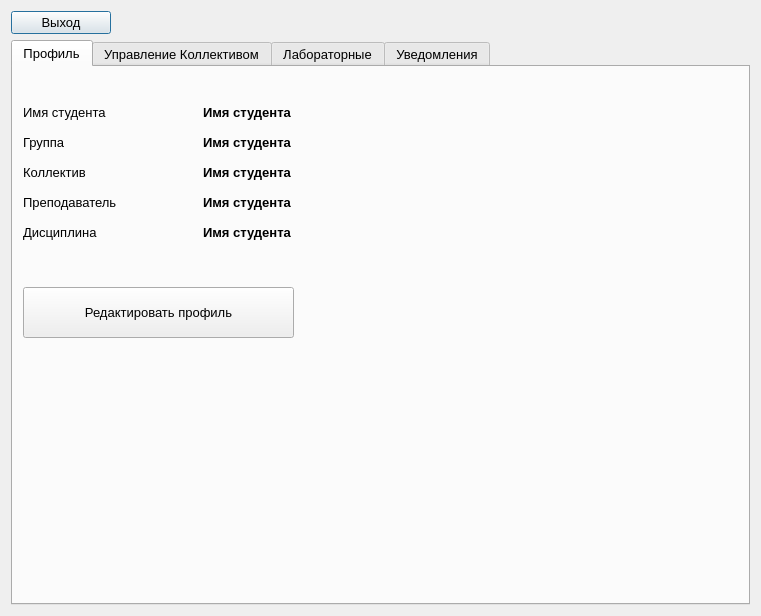
Old version of the form studentdialog.ui in the repository vBykoff/bd3.
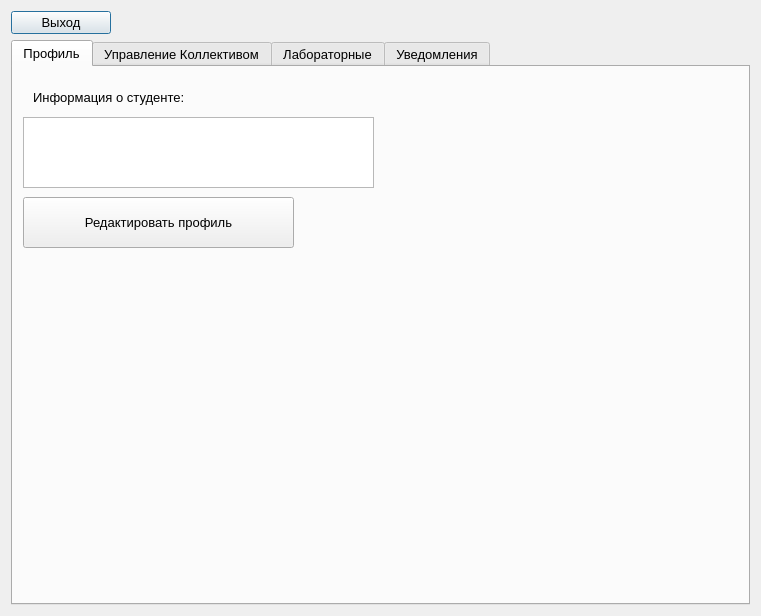
New version of the form.

What changed in the file:
```diff
--- a/studentdialog.ui
+++ b/studentdialog.ui
@@ -75,65 +75,11 @@
       <attribute name="title">
        <string>Профиль</string>
       </attribute>
-      <widget class="QLabel" name="label">
-       <property name="geometry">
-        <rect>
-         <x>10</x>
-         <y>30</y>
-         <width>120</width>
-         <height>30</height>
-        </rect>
-       </property>
-       <property name="font">
-        <font>
-         <pointsize>10</pointsize>
-        </font>
-       </property>
-       <property name="text">
-        <string>Имя студента</string>
-       </property>
-      </widget>
-      <widget class="QLabel" name="label_2">
-       <property name="geometry">
-        <rect>
-         <x>10</x>
-         <y>60</y>
-         <width>120</width>
-         <height>30</height>
-        </rect>
-       </property>
-       <property name="font">
-        <font>
-         <pointsize>10</pointsize>
-        </font>
-       </property>
-       <property name="text">
-        <string>Группа</string>
-       </property>
-      </widget>
-      <widget class="QLabel" name="label_3">
-       <property name="geometry">
-        <rect>
-         <x>10</x>
-         <y>90</y>
-         <width>120</width>
-         <height>30</height>
-        </rect>
-       </property>
-       <property name="font">
-        <font>
-         <pointsize>10</pointsize>
-        </font>
-       </property>
-       <property name="text">
-        <string>Коллектив</string>
-       </property>
-      </widget>
       <widget class="QPushButton" name="editProfileButton">
        <property name="geometry">
         <rect>
          <x>10</x>
-         <y>220</y>
+         <y>130</y>
          <width>271</width>
          <height>51</height>
         </rect>
@@ -142,140 +88,27 @@
         <string>Редактировать профиль</string>
        </property>
       </widget>
-      <widget class="QLabel" name="label_4">
+      <widget class="QTableView" name="StudentInfo">
        <property name="geometry">
         <rect>
          <x>10</x>
-         <y>120</y>
-         <width>120</width>
-         <height>30</height>
+         <y>50</y>
+         <width>351</width>
+         <height>71</height>
         </rect>
        </property>
-       <property name="font">
-        <font>
-         <pointsize>10</pointsize>
-        </font>
-       </property>
-       <property name="text">
-        <string>Преподаватель</string>
-       </property>
       </widget>
-      <widget class="QLabel" name="studentNameLabel">
+      <widget class="QLabel" name="label">
        <property name="geometry">
         <rect>
-         <x>190</x>
-         <y>30</y>
-         <width>120</width>
-         <height>30</height>
+         <x>20</x>
+         <y>20</y>
+         <width>251</width>
+         <height>21</height>
         </rect>
        </property>
-       <property name="font">
-        <font>
-         <pointsize>10</pointsize>
-         <weight>75</weight>
-         <bold>true</bold>
-        </font>
-       </property>
        <property name="text">
-        <string>Имя студента</string>
-       </property>
-      </widget>
-      <widget class="QLabel" name="studentGroupLabel">
-       <property name="geometry">
-        <rect>
-         <x>190</x>
-         <y>60</y>
-         <width>120</width>
-         <height>30</height>
-        </rect>
-       </property>
-       <property name="font">
-        <font>
-         <pointsize>10</pointsize>
-         <weight>75</weight>
-         <bold>true</bold>
-        </font>
-       </property>
-       <property name="text">
-        <string>Имя студента</string>
-       </property>
-      </widget>
-      <widget class="QLabel" name="studentCollectiveLabel">
-       <property name="geometry">
-        <rect>
-         <x>190</x>
-         <y>90</y>
-         <width>120</width>
-         <height>30</height>
-        </rect>
-       </property>
-       <property name="font">
-        <font>
-         <pointsize>10</pointsize>
-         <weight>75</weight>
-         <bold>true</bold>
-        </font>
-       </property>
-       <property name="text">
-        <string>Имя студента</string>
-       </property>
-      </widget>
-      <widget class="QLabel" name="studentTeacherLabel">
-       <property name="geometry">
-        <rect>
-         <x>190</x>
-         <y>120</y>
-         <width>120</width>
-         <height>30</height>
-        </rect>
-       </property>
-       <property name="font">
-        <font>
-         <pointsize>10</pointsize>
-         <weight>75</weight>
-         <bold>true</bold>
-        </font>
-       </property>
-       <property name="text">
-        <string>Имя студента</string>
-       </property>
-      </widget>
-      <widget class="QLabel" name="label_10">
-       <property name="geometry">
-        <rect>
-         <x>10</x>
-         <y>150</y>
-         <width>120</width>
-         <height>30</height>
-        </rect>
-       </property>
-       <property name="font">
-        <font>
-         <pointsize>10</pointsize>
-        </font>
-       </property>
-       <property name="text">
-        <string>Дисциплина</string>
-       </property>
-      </widget>
-      <widget class="QLabel" name="studentSubjectLabel">
-       <property name="geometry">
-        <rect>
-         <x>190</x>
-         <y>150</y>
-         <width>120</width>
-         <height>30</height>
-        </rect>
-       </property>
-       <property name="font">
-        <font>
-         <pointsize>10</pointsize>
-         <weight>75</weight>
-         <bold>true</bold>
-        </font>
-       </property>
-       <property name="text">
-        <string>Имя студента</string>
+        <string>Информация о студенте:</string>
        </property>
       </widget>
      </widget>
```
Left out of the diff: 4 changed lines with no effect on the pictures.
